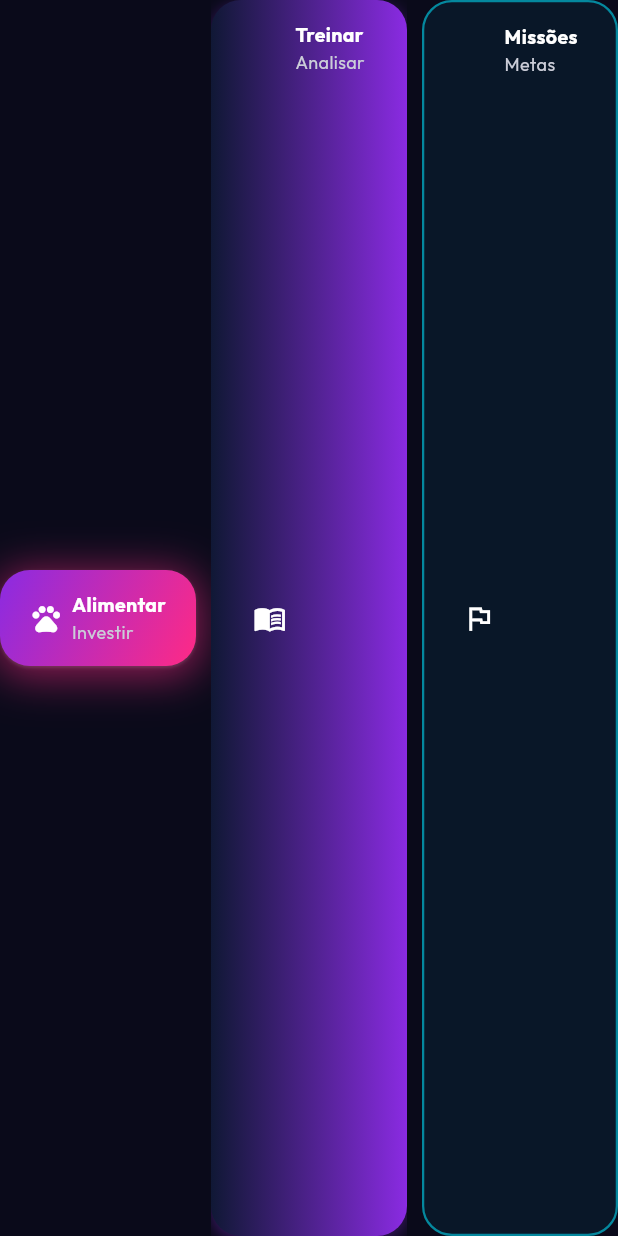
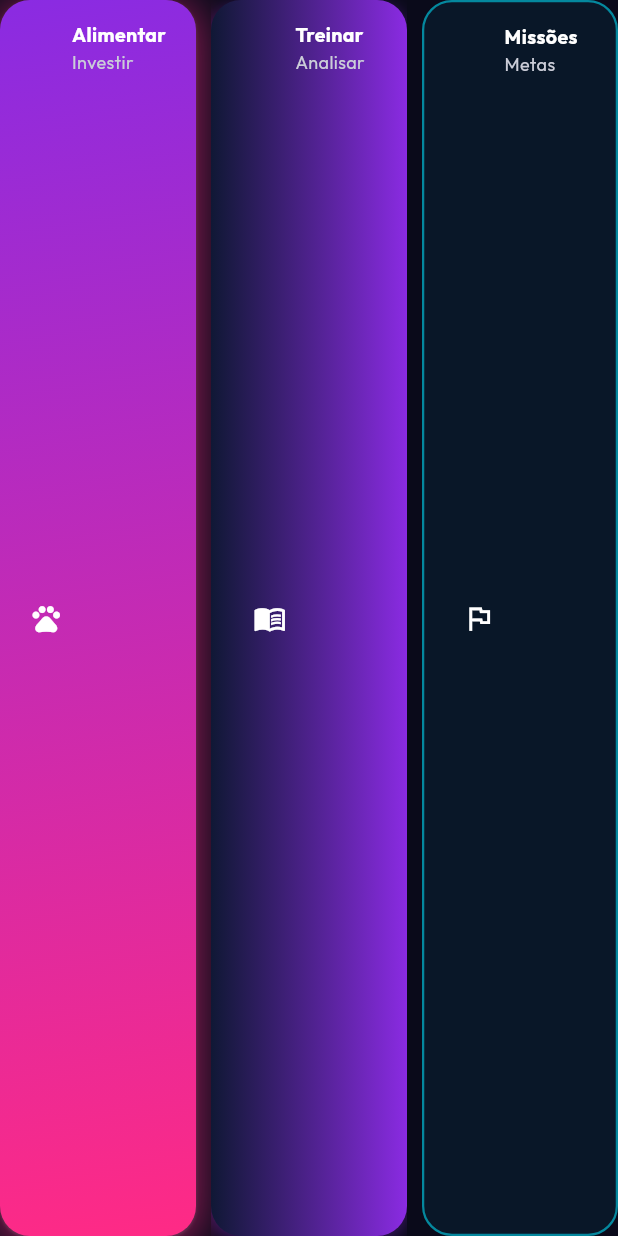
Before and after one commit to AfonsoFernando051/Pet-Invest-App, a Flutter app: the ActionButtons widget shown alone on an empty page, opened directly, on a phone screen of 412 x 824 dp. Run offline on Flutter 3.47's test engine with Material 3 defaults, Android fonts, the phone set to English and light mode, and no system bars; our stand-ins replace fl_chart, google_fonts, lottie, sensors_plus, shared_preferences; accounts and stored records are empty; network calls fail.

Commit message:
feat: update GameButton to support custom height for varied content sizes

```diff
--- a/petapp_mobile/lib/core/widgets/game_button.dart
+++ b/petapp_mobile/lib/core/widgets/game_button.dart
@@ -28,13 +28,20 @@ class GameButton extends StatefulWidget {
   /// Same gradient/glow/press/pulse chrome, but with fully custom content —
   /// for CTAs that need more than an icon+label (e.g. a title+subtitle quick
   /// action) without duplicating this widget's animation logic.
+  ///
+  /// [height] defaults to `null` here (content-sized) rather than the fixed
+  /// 56 the label/icon mode uses — custom content's natural height varies
+  /// (a single line vs. an icon+title+subtitle block), and a fixed height
+  /// would either clip taller content or leave dead space around shorter
+  /// content. `Center` gives its child loose constraints, so a too-small
+  /// fixed height here would silently overflow rather than shrink content.
   const GameButton.custom({
     super.key,
     required Widget this.child,
     required this.onPressed,
     this.colors = const [AppColors.neonViolet, AppColors.neonPink],
     this.pulse = false,
-    this.height = 56,
+    this.height,
     this.borderRadius = 20,
     this.expand = true,
   })  : label = null,
@@ -52,7 +59,7 @@ class GameButton extends StatefulWidget {
   /// Reserve `true` for the single most important CTA on a screen.
   final bool pulse;
   final bool isLoading;
-  final double height;
+  final double? height;
   final double borderRadius;
   final bool expand;
 
--- a/petapp_mobile/lib/features/dashboard/presentation/widgets/action_buttons.dart
+++ b/petapp_mobile/lib/features/dashboard/presentation/widgets/action_buttons.dart
@@ -79,7 +79,6 @@ class ActionButtons extends StatelessWidget {
       onPressed: onTap,
       colors: colors,
       pulse: true,
-      height: 64,
       borderRadius: 20,
       child: Padding(
         padding: const EdgeInsets.symmetric(vertical: 14, horizontal: 4),
```
